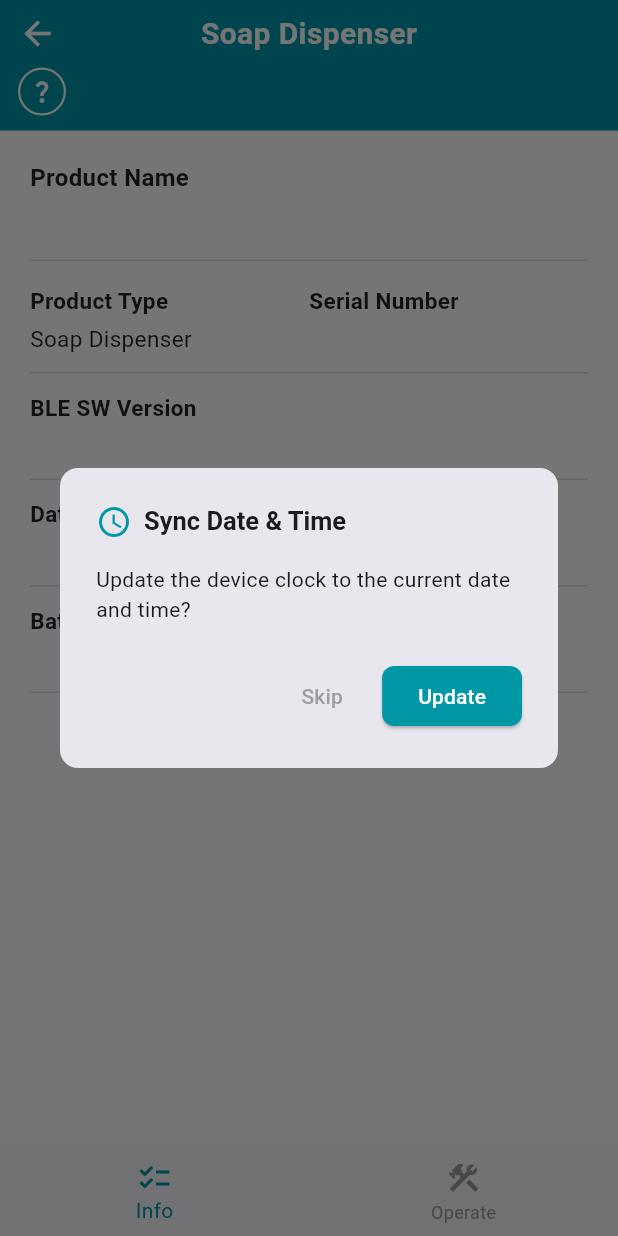
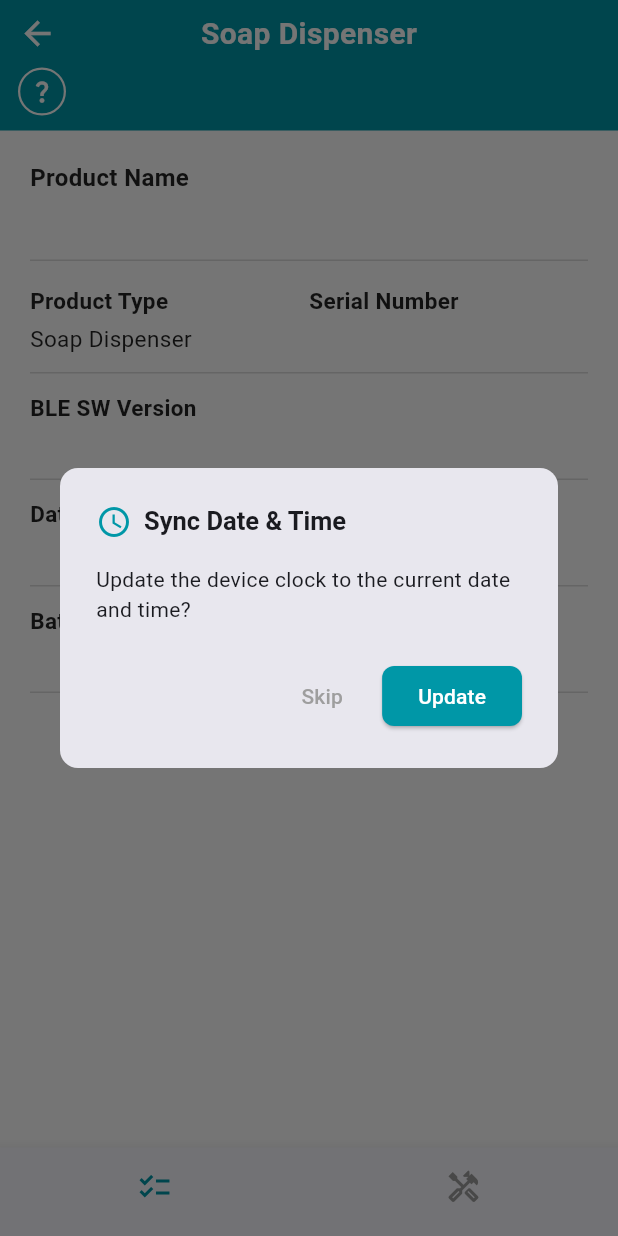
Before and after one commit to sterndev26-dot/stern-app, a Flutter app: the MainScreen screen opened directly with empty values, on a phone screen of 412 x 824 dp. Run offline on Flutter 3.47's test engine with Material 3 defaults, Android fonts, the phone set to English and light mode, and no system bars; our stand-ins replace flutter_blue_plus, permission_handler, shared_preferences, sqflite; accounts and stored records are empty.

Commit message:
Fix info tab: date sync once on entry, no nav labels, serial STBLE format, date formatting
Co-Authored-By: Claude Sonnet 4.6 <noreply@anthropic.com>

```diff
--- a/lib/screens/main_screen.dart
+++ b/lib/screens/main_screen.dart
@@ -23,14 +23,19 @@ class MainScreen extends StatefulWidget {
 class _MainScreenState extends State<MainScreen> {
   static const _appTeal = Color(0xFF0097A7);
   int _currentIndex = 0;
+  late final List<Widget> _tabs;
 
   bool get _isTechnician => User.instance.isTechnician;
 
-  List<Widget> get _tabs => [
-        _DeviceInfoTab(product: widget.product),
-        OperateScreen(product: widget.product),
-        if (_isTechnician) SettingsScreen(product: widget.product),
-      ];
+  @override
+  void initState() {
+    super.initState();
+    _tabs = [
+      _DeviceInfoTab(product: widget.product, syncTimeOnInit: true),
+      OperateScreen(product: widget.product),
+      if (_isTechnician) SettingsScreen(product: widget.product),
+    ];
+  }
 
   @override
   Widget build(BuildContext context) {
@@ -111,18 +116,18 @@ class _MainScreenState extends State<MainScreen> {
       const BottomNavigationBarItem(
         icon: Icon(Icons.checklist_outlined),
         activeIcon: Icon(Icons.checklist),
-        label: 'Info',
+        label: '',
       ),
       const BottomNavigationBarItem(
-        icon: Icon(Icons.construction_outlined),
-        activeIcon: Icon(Icons.construction),
-        label: 'Operate',
+        icon: Icon(Icons.handyman_outlined),
+        activeIcon: Icon(Icons.handyman),
+        label: '',
       ),
       if (_isTechnician)
         const BottomNavigationBarItem(
-          icon: Icon(Icons.settings_input_svideo_outlined),
-          activeIcon: Icon(Icons.settings_input_svideo),
-          label: 'Settings',
+          icon: Icon(Icons.tune),
+          activeIcon: Icon(Icons.tune),
+          label: '',
         ),
     ];
 
@@ -130,6 +135,8 @@ class _MainScreenState extends State<MainScreen> {
       currentIndex: _currentIndex,
       selectedItemColor: _appTeal,
       unselectedItemColor: Colors.grey,
+      showSelectedLabels: false,
+      showUnselectedLabels: false,
       onTap: (i) => setState(() => _currentIndex = i),
       items: items,
     );
@@ -150,7 +157,8 @@ class _MainScreenState extends State<MainScreen> {
 
 class _DeviceInfoTab extends StatefulWidget {
   final SternProduct product;
-  const _DeviceInfoTab({required this.product});
+  final bool syncTimeOnInit;
+  const _DeviceInfoTab({required this.product, this.syncTimeOnInit = false});
 
   @override
   State<_DeviceInfoTab> createState() => _DeviceInfoTabState();
@@ -181,7 +189,7 @@ class _DeviceInfoTabState extends State<_DeviceInfoTab>
     _product = widget.product;
     _nameController.text = _product.name;
     _loadDeviceInfo().then((_) {
-      if (mounted) _showDateTimeSyncDialog();
+      if (mounted && widget.syncTimeOnInit) _showDateTimeSyncDialog();
     });
   }
 
@@ -414,7 +422,7 @@ class _DeviceInfoTabState extends State<_DeviceInfoTab>
             // Date | First Pairing Date
             _twoColRow(
               'Date', _product.lastUpdate ?? '—',
-              'First Pairing Date', _product.lastConnected ?? '—',
+              'First Pairing Date', _formatPairingDate(_product.lastConnected),
             ),
 
             // Battery | Valve State
@@ -426,6 +434,16 @@ class _DeviceInfoTabState extends State<_DeviceInfoTab>
         ),
       ),
     );
+  }
+
+  String _formatPairingDate(String? raw) {
+    if (raw == null) return '—';
+    try {
+      final dt = DateTime.parse(raw);
+      return _parser.formatDate(dt);
+    } catch (_) {
+      return raw;
+    }
   }
 
   Widget _buildNameField() {
--- a/lib/services/ble/ble_data_parser.dart
+++ b/lib/services/ble/ble_data_parser.dart
@@ -55,15 +55,18 @@ class BleDataParser {
   // SERIAL NUMBER
   // ─────────────────────────────────────
 
-  /// Parses serial number: bytes 1-4 reversed → hex string → int.
+  /// Parses serial number: bytes 1-4 reversed → hex string (e.g. "STBLE 11222817").
   /// Returns null for FFFFFFFF (not set).
   String? parseSerialNumber(String hexStr) {
     try {
       final parts = hexStr.trim().split(' ');
       if (parts.length < 5) return null;
-      final relevant = parts.sublist(1, 5).reversed.join();
-      if (relevant.toUpperCase() == 'FFFFFFFF') return null;
-      return int.parse(relevant, radix: 16).toString();
+      // bytes 1-4 reversed and joined as uppercase hex
+      final hex = parts.sublist(1, 5).reversed
+          .map((h) => h.toUpperCase().padLeft(2, '0'))
+          .join();
+      if (hex == 'FFFFFFFF' || hex == '00000000') return null;
+      return 'STBLE $hex';
     } catch (e) {
       dev.log('parseSerialNumber error: $e', name: 'BleDataParser');
       return null;
```
